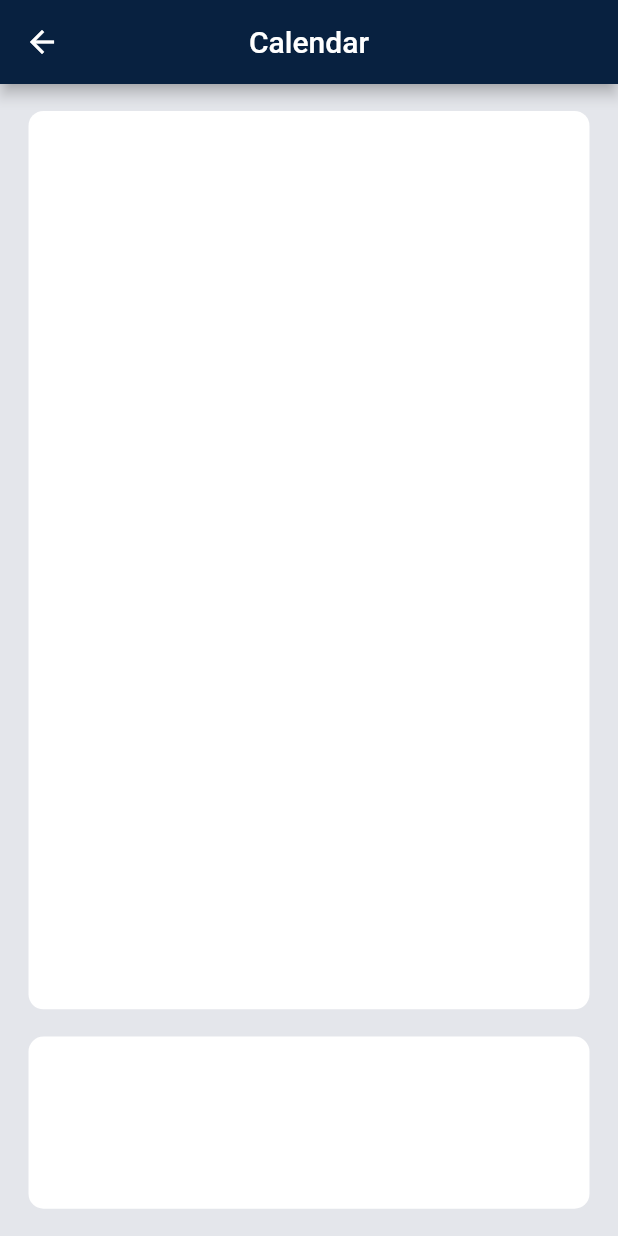
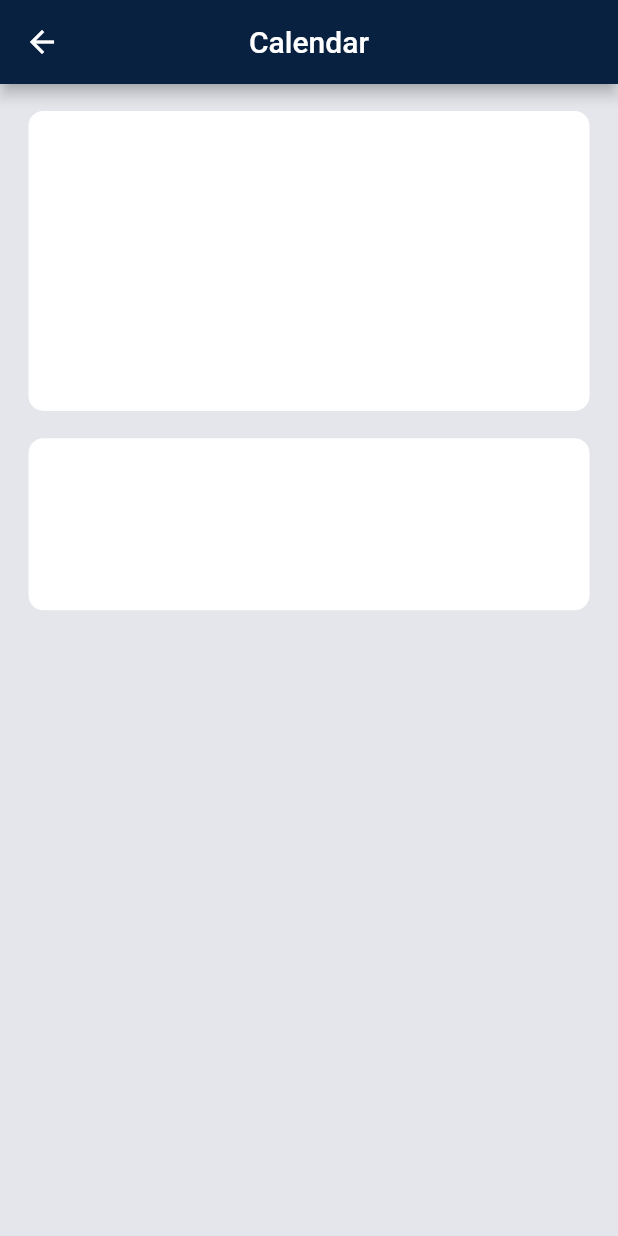
Before and after one commit to maciejdrobnik/SportManger, a Flutter app: the CalendarDetails screen opened directly, on a phone screen of 412 x 824 dp. Run offline on Flutter 3.47's test engine with Material 2 defaults, Android fonts, the phone set to English and light mode, and no system bars; our stand-ins replace auto_size_text, cloud_firestore, firebase_auth, firebase_core, table_calendar; accounts and stored records are empty; network calls fail; statements that could not run were skipped.

Commit message:
small changes

```diff
--- a/lib/components/home_page/home_page.dart
+++ b/lib/components/home_page/home_page.dart
@@ -40,9 +40,7 @@ class HomePage extends StatelessWidget {
                       content: ProgramMain()),
                   WhiteContainer(
                       flexValue: constants.bigWhiteBoxFlex, content: Chores()),
-                  WhiteContainer(
-                      flexValue: constants.smallWhiteBoxFlex,
-                      content: Sponsor())
+                  Sponsor()
                 ],
               ),
             );
--- a/lib/components/home_page/sponsor.dart
+++ b/lib/components/home_page/sponsor.dart
@@ -6,6 +6,25 @@ class Sponsor extends StatelessWidget {
 
   @override
   Widget build(BuildContext context) {
-    return Container();
+    return Expanded(
+        flex: 126,
+        child: Align(
+            alignment: Alignment.bottomCenter,
+            child: LayoutBuilder(
+                builder: (BuildContext context, BoxConstraints constraints) {
+              var deviceInfo = MediaQuery.of(context);
+              return Padding(
+                padding: EdgeInsets.only(
+                    bottom: deviceInfo.size.height *
+                        constants.homePagePaddingVertical),
+                child: Container(
+                  decoration: const BoxDecoration(
+                    color: constants.backgroundBoxColor,
+                    borderRadius: BorderRadius.all(Radius.circular(
+                        constants.homePageContainerBorderRadius)),
+                  ),
+                ),
+              );
+            })));
   }
 }
--- a/lib/components/home_page/white_container.dart
+++ b/lib/components/home_page/white_container.dart
@@ -11,7 +11,7 @@ class WhiteContainer extends StatelessWidget {
 
   @override
   Widget build(BuildContext context) {
-    return Expanded(
+    return Flexible(
         flex: flexValue,
         child: LayoutBuilder(
             builder: (BuildContext context, BoxConstraints constraints) {
@@ -21,6 +21,7 @@ class WhiteContainer extends StatelessWidget {
                 bottom:
                     deviceInfo.size.height * constants.homePagePaddingVertical),
             child: Container(
+              height: 200,
               decoration: const BoxDecoration(
                 color: constants.backgroundBoxColor,
                 borderRadius: BorderRadius.all(
--- a/lib/components/sub_pages/calendar_details/calendar_details.dart
+++ b/lib/components/sub_pages/calendar_details/calendar_details.dart
@@ -30,9 +30,7 @@ class CalendarDetails extends StatelessWidget {
                     WhiteContainer(
                         flexValue: constants.calendarDetailsCalendarFlex,
                         content: CalendarDetailsContent()),
-                    WhiteContainer(
-                        flexValue: constants.calendarDetailsSponsorFlex,
-                        content: Sponsor())
+                    Sponsor(),
                   ])));
         }));
   }
--- a/lib/services/convert_timestamp.dart
+++ b/lib/services/convert_timestamp.dart
@@ -25,9 +25,9 @@ const List<String> months = [
 class ConvertTimestampService {
   String getHourFromTimeStamp(timeStamp) {
     DateTime date = timeStamp.toDate();
-    String hour = date.hour > 10 ? date.hour.toString() : '0${date.hour}';
+    String hour = date.hour >= 10 ? date.hour.toString() : '0${date.hour}';
     String minute =
-        date.minute > 10 ? date.minute.toString() : '0${date.minute}';
+        date.minute >= 10 ? date.minute.toString() : '0${date.minute}';
     return '$hour:$minute';
   }
 
```
